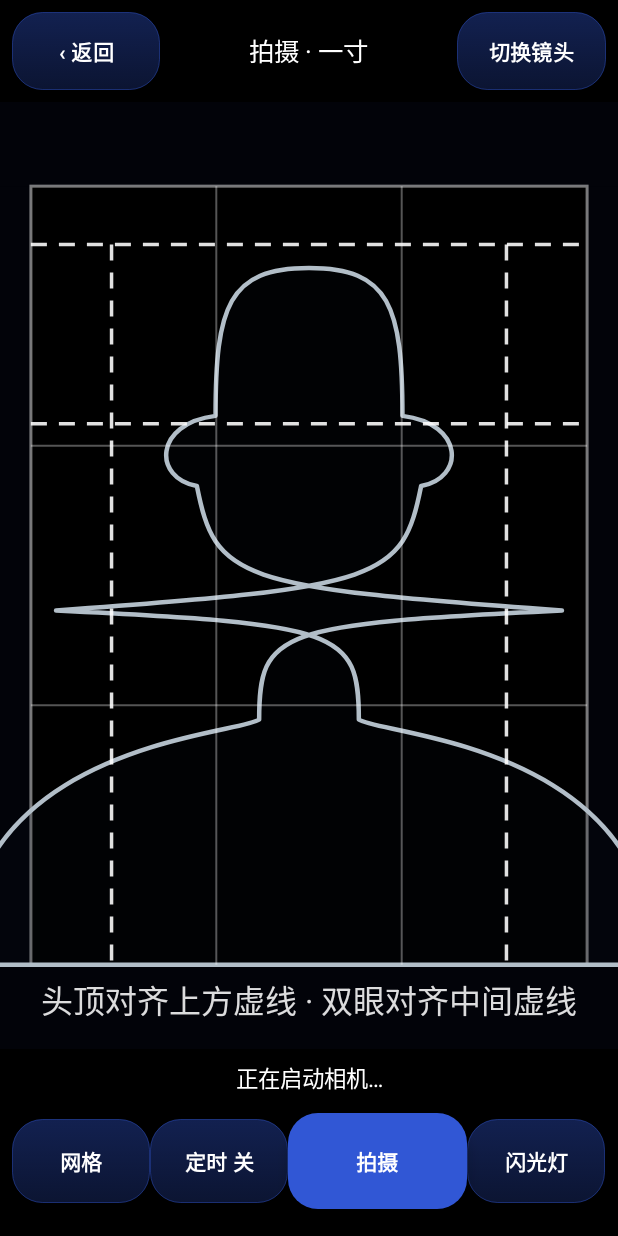
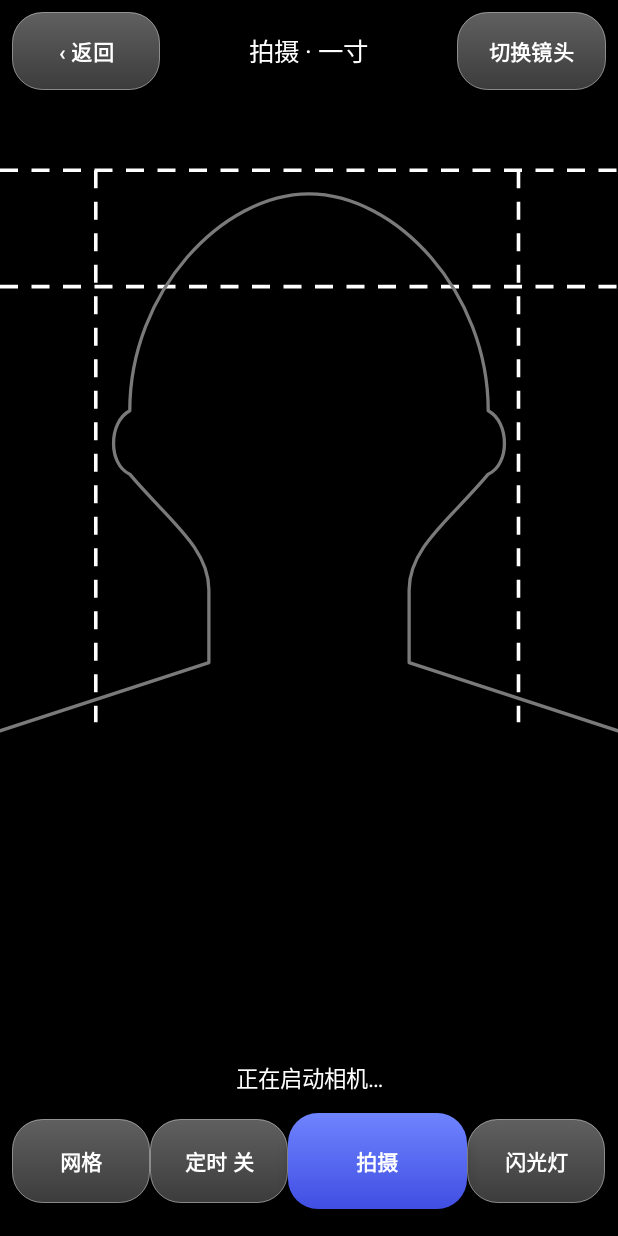
Before and after one commit to donghuaigu123/QuickIDPhoto, an Android app: the screen it shows after launch (CameraActivity), after a tap on "开始拍摄", on a phone screen of 412 x 824 dp. Run offline under Robolectric (Android 15) with nearby library versions, the phone set to English and light mode, and no system bars; libraries missing offline, so code that uses them is left out: androidx.camera.core, androidx.camera.lifecycle, androidx.camera.view, com.google.mlkit.vision; 4 statements that could not run were skipped.

Commit message:
v1.4.0: unify all buttons, replicate reference silhouette, fix clothing and matte edges

```diff
--- a/app/build.gradle
+++ b/app/build.gradle
@@ -11,8 +11,8 @@ android {
         applicationId 'cn.quickidphoto.app'
         minSdk 26
         targetSdk 35
-        versionCode 6
-        versionName '1.3.0'
+        versionCode 7
+        versionName '1.4.0'
         testInstrumentationRunner 'androidx.test.runner.AndroidJUnitRunner'
         vectorDrawables.useSupportLibrary = true
         ndk { abiFilters 'arm64-v8a', 'armeabi-v7a', 'x86_64', 'x86' }
--- a/app/src/main/java/cn/quickidphoto/app/CameraActivity.kt
+++ b/app/src/main/java/cn/quickidphoto/app/CameraActivity.kt
@@ -91,7 +91,7 @@ class CameraActivity : AppCompatActivity() {
             addView(glassAction("网格") { this@CameraActivity.overlay.toggleGrid() }, LinearLayout.LayoutParams(0, dp(56), 1f))
             addView(glassAction("定时 关") { view ->
                 countdownSeconds = if (countdownSeconds == 0) 3 else 0
-                (view as? com.google.android.material.button.MaterialButton)?.text =
+                (view as? ThreeDButton)?.text =
                     if (countdownSeconds == 0) "定时 关" else "定时 ${countdownSeconds}s"
             }, LinearLayout.LayoutParams(0, dp(56), 1f))
             addView(primaryAction("拍摄") { takePhoto() }, LinearLayout.LayoutParams(0, dp(64), 1.3f))
--- a/app/src/main/java/cn/quickidphoto/app/IdPhotoOverlayView.kt
+++ b/app/src/main/java/cn/quickidphoto/app/IdPhotoOverlayView.kt
@@ -6,21 +6,28 @@ import android.graphics.Color
 import android.graphics.DashPathEffect
 import android.graphics.Paint
 import android.graphics.Path
-import android.graphics.RectF
 import android.util.AttributeSet
 import android.view.View
 
 /**
- * 拍摄引导层：按标准证件照构图绘制灰色线框人形轮廓（头/耳/颈/肩），
- * 并以白色虚线标出头顶参考线、眼线与两侧竖线，样式对照用户提供的参考图。
+ * 拍摄引导层：按参考截图 100% 复刻。
+ * - 黑色区域由相机预览提供，本层不绘制任何填充或取景框
+ * - 灰色细线人形轮廓：头顶 → 太阳穴 → 耳廓 → 下颌 → 颈部 → 双肩
+ * - 白色虚线：顶部横线、眼线横线、两侧竖线
+ * 所有坐标均为参考图（665×1182）实测比例。
  */
 class IdPhotoOverlayView @JvmOverloads constructor(
     context: Context, attrs: AttributeSet? = null
 ) : View(context, attrs) {
+    /** 保留接口兼容；参考图样式不使用颜色状态或额外网格。 */
     var framingState: Int = 0
-        set(value) { field = value; invalidate() }
+        set(value) { field = value }
+
+    /** 保留旧调用接口；参考图轮廓按画面比例自适应，不再使用规格比例。 */
     var aspect: Float = 295f / 413f
-        set(value) { field = value; invalidate() }
+        set(value) { field = value }
+
+    /** 白色虚线参考线是否显示（相机页“网格”按钮）。 */
     var gridVisible: Boolean = true
         set(value) { field = value; invalidate() }
 
@@ -29,129 +36,58 @@ class IdPhotoOverlayView @JvmOverloads constructor(
         invalidate()
     }
 
-    private val paint = Paint(Paint.ANTI_ALIAS_FLAG)
+    private val outlinePaint = Paint(Paint.ANTI_ALIAS_FLAG).apply {
+        style = Paint.Style.STROKE
+        color = Color.rgb(122, 122, 122)
+        strokeWidth = 2.2f * context.resources.displayMetrics.density
+        strokeJoin = Paint.Join.ROUND
+        strokeCap = Paint.Cap.ROUND
+    }
+    private val dashPaint = Paint(Paint.ANTI_ALIAS_FLAG).apply {
+        style = Paint.Style.STROKE
+        color = Color.WHITE
+        strokeWidth = 2.4f * context.resources.displayMetrics.density
+    }
     private val path = Path()
 
     override fun onDraw(canvas: Canvas) {
         super.onDraw(canvas)
-        val frameHeight = height * 0.84f
-        val frameWidth = minOf(width * 0.90f, frameHeight * aspect)
-        val actualHeight = frameWidth / aspect
-        val left = (width - frameWidth) / 2f
-        val top = (height - actualHeight) / 2f
-        val rect = RectF(left, top, left + frameWidth, top + actualHeight)
+        val w = width.toFloat()
+        val h = height.toFloat()
+        if (w <= 0f || h <= 0f) return
 
-        // 取景框外压暗，突出线框引导。
-        paint.style = Paint.Style.FILL
-        paint.color = Color.argb(110, 5, 8, 22)
-        canvas.drawRect(0f, 0f, width.toFloat(), rect.top, paint)
-        canvas.drawRect(0f, rect.bottom, width.toFloat(), height.toFloat(), paint)
-        canvas.drawRect(0f, rect.top, rect.left, rect.bottom, paint)
-        canvas.drawRect(rect.right, rect.top, width.toFloat(), rect.bottom, paint)
+        // ---- 白色虚线参考线（参考图：顶部横线 y=7.2%、眼线 y=19.5%，竖线 x=15.5%/83.9%，止于 65.5%） ----
+        if (gridVisible) {
+            val dash = DashPathEffect(
+                floatArrayOf(12f * context.resources.displayMetrics.density,
+                    9f * context.resources.displayMetrics.density), 0f
+            )
+            dashPaint.pathEffect = dash
+            val topLine = h * 0.072f
+            val eyeLine = h * 0.195f
+            val leftLine = w * 0.155f
+            val rightLine = w * 0.839f
+            val bottom = h * 0.655f
+            canvas.drawLine(0f, topLine, w, topLine, dashPaint)
+            canvas.drawLine(0f, eyeLine, w, eyeLine, dashPaint)
+            canvas.drawLine(leftLine, topLine, leftLine, bottom, dashPaint)
+            canvas.drawLine(rightLine, topLine, rightLine, bottom, dashPaint)
+            dashPaint.pathEffect = null
+        }
 
-        // 取景框细边框
-        paint.style = Paint.Style.STROKE
-        paint.strokeWidth = 3f
-        paint.color = Color.argb(120, 255, 255, 255)
-        paint.pathEffect = null
-        canvas.drawRect(rect, paint)
-
-        // ---- 人形轮廓（参考图样式：灰色线框，含耳廓、颈部与双肩） ----
-        val cx = width / 2f
-        val headH = actualHeight * 0.50f
-        val headW = frameWidth * 0.56f
-        val headTop = top + actualHeight * 0.105f
-        val chinY = headTop + headH * 0.88f
-        val shoulderY = headTop + headH * 1.12f
-
-        // 头部右侧（ temple → 耳廓 → 下颌 → 下巴 ），左侧对称镜像
-        val templeX = cx + headW * 0.30f      // 太阳穴
-        val earOutX = cx + headW * 0.50f      // 耳廓外缘
-        val earTopY = headTop + headH * 0.38f
-        val earBottomY = headTop + headH * 0.56f
-        val jawX = cx + headW * 0.24f         // 下颌角
-        val jawY = headTop + headH * 0.74f
-        val chinHalf = headW * 0.15f
-        val neckHalf = headW * 0.16f
-        val neckY = shoulderY + actualHeight * 0.02f
-        val shoulderEndX = cx + frameWidth * 0.62f
-
+        // ---- 人形轮廓：完全按参考图像素比例绘制，不填充、不加任何装饰 ----
         path.reset()
-        path.moveTo(cx, headTop)
-        // 右侧头顶到太阳穴
-        path.cubicTo(cx + headW * 0.26f, headTop, templeX, headTop + headH * 0.10f, templeX, earTopY)
-        // 耳廓外凸
-        path.cubicTo(earOutX, earTopY + headH * 0.02f, earOutX, earBottomY - headH * 0.02f,
-            cx + headW * 0.36f, earBottomY)
-        // 下颌内收
-        path.cubicTo(jawX + headW * 0.06f, jawY + headH * 0.06f, jawX, jawY + headH * 0.08f,
-            chinHalf + headW * 0.03f, chinY)
-        path.cubicTo(cx + headW * 0.10f, chinY + headH * 0.035f, cx + neckHalf, chinY + headH * 0.05f,
-            cx + neckHalf, neckY)
-        // 右肩外扩至画幅底部
-        path.cubicTo(cx + neckHalf * 1.4f, neckY + actualHeight * 0.02f,
-            shoulderEndX, shoulderY + actualHeight * 0.05f, shoulderEndX, rect.bottom)
-        path.lineTo(2 * cx - shoulderEndX, rect.bottom)
-        // 左肩
-        path.cubicTo(2 * cx - shoulderEndX, shoulderY + actualHeight * 0.05f,
-            cx - neckHalf * 1.4f, neckY + actualHeight * 0.02f, cx - neckHalf, neckY)
-        // 左侧颈部与下颌
-        path.cubicTo(cx - neckHalf, chinY + headH * 0.05f, cx - headW * 0.10f, chinY + headH * 0.035f,
-            -(chinHalf + headW * 0.03f) + 2 * cx, chinY)
-        path.cubicTo(-(jawX) + 2 * cx, jawY + headH * 0.08f, -(jawX + headW * 0.06f) + 2 * cx,
-            jawY + headH * 0.06f, -(cx + headW * 0.36f) + 2 * cx, earBottomY)
-        // 左耳廓
-        path.cubicTo(-earOutX + 2 * cx, earBottomY - headH * 0.02f, -earOutX + 2 * cx,
-            earTopY + headH * 0.02f, -templeX + 2 * cx, earTopY)
-        // 左侧头顶回顶
-        path.cubicTo(-templeX + 2 * cx, headTop + headH * 0.10f, cx - headW * 0.26f, headTop, cx, headTop)
-        path.close()
-
-        // 轮廓填充 + 灰色描边（参考图为半透明深填充 + 浅灰线框）
-        paint.style = Paint.Style.FILL
-        paint.color = Color.argb(36, 10, 14, 30)
-        canvas.drawPath(path, paint)
-        paint.style = Paint.Style.STROKE
-        paint.strokeWidth = 4.5f
-        paint.strokeJoin = Paint.Join.ROUND
-        paint.color = when (framingState) {
-            1 -> Color.rgb(140, 235, 200)
-            2 -> Color.rgb(235, 200, 130)
-            else -> Color.rgb(178, 190, 200)
-        }
-        canvas.drawPath(path, paint)
-        paint.strokeJoin = Paint.Join.MITER
-
-        // ---- 白色虚线参考线（参考图：头顶线 + 眼线 + 两侧竖线） ----
-        val dash = DashPathEffect(floatArrayOf(16f, 12f), 0f)
-        paint.color = Color.argb(225, 255, 255, 255)
-        paint.strokeWidth = 3.5f
-        paint.pathEffect = dash
-
-        val topGuideY = headTop - actualHeight * 0.030f
-        val eyeGuideY = earTopY + headH * 0.02f
-        canvas.drawLine(rect.left, topGuideY, rect.right, topGuideY, paint)
-        canvas.drawLine(rect.left, eyeGuideY, rect.right, eyeGuideY, paint)
-        val verticalX = frameWidth * 0.355f
-        canvas.drawLine(cx - verticalX, topGuideY, cx - verticalX, rect.bottom, paint)
-        canvas.drawLine(cx + verticalX, topGuideY, cx + verticalX, rect.bottom, paint)
-
-        // 三分构图辅助（可选）
-        if (gridVisible) {
-            paint.color = Color.argb(85, 255, 255, 255)
-            paint.strokeWidth = 2f
-            paint.pathEffect = null
-            for (i in 1 until 3) {
-                canvas.drawLine(left + frameWidth * i / 3f, top, left + frameWidth * i / 3f, top + actualHeight, paint)
-                canvas.drawLine(left, top + actualHeight * i / 3f, left + frameWidth, top + actualHeight * i / 3f, paint)
-            }
-        }
-        paint.pathEffect = null
-
-        paint.style = Paint.Style.FILL
-        paint.textSize = 32f
-        paint.color = Color.argb(220, 255, 255, 255)
-        paint.textAlign = Paint.Align.CENTER
-        canvas.drawText("头顶对齐上方虚线 · 双眼对齐中间虚线", width / 2f, rect.bottom + 48f, paint)
+        path.moveTo(0f, h * 0.664f)
+        path.lineTo(w * 0.338f, h * 0.592f)  // 左肩内侧
+        path.lineTo(w * 0.338f, h * 0.515f)  // 左颈
+        path.cubicTo(w * 0.338f, h * 0.470f, w * 0.27f, h * 0.440f, w * 0.21f, h * 0.393f)
+        path.cubicTo(w * 0.175f, h * 0.383f, w * 0.175f, h * 0.338f, w * 0.21f, h * 0.326f) // 左耳
+        path.cubicTo(w * 0.21f, h * 0.20f, w * 0.36f, h * 0.097f, w * 0.50f, h * 0.097f) // 头顶
+        path.cubicTo(w * 0.64f, h * 0.097f, w * 0.79f, h * 0.20f, w * 0.79f, h * 0.326f)
+        path.cubicTo(w * 0.825f, h * 0.338f, w * 0.825f, h * 0.383f, w * 0.79f, h * 0.393f) // 右耳
+        path.cubicTo(w * 0.73f, h * 0.440f, w * 0.662f, h * 0.470f, w * 0.662f, h * 0.515f)
+        path.lineTo(w * 0.662f, h * 0.592f)  // 右颈
+        path.lineTo(w, h * 0.664f)            // 右肩延伸至画面边缘
+        canvas.drawPath(path, outlinePaint)
     }
 }
--- a/app/src/main/java/cn/quickidphoto/app/Ui.kt
+++ b/app/src/main/java/cn/quickidphoto/app/Ui.kt
@@ -2,6 +2,8 @@ package cn.quickidphoto.app
 
 import android.content.Context
 import android.content.res.ColorStateList
+import android.util.AttributeSet
+import android.view.ContextThemeWrapper
 import android.graphics.Color
 import android.graphics.Typeface
 import android.graphics.drawable.GradientDrawable
@@ -9,11 +11,12 @@ import android.graphics.drawable.StateListDrawable
 import android.view.Gravity
 import android.view.MotionEvent
 import android.view.View
+import android.widget.Button
 import android.widget.LinearLayout
 import android.widget.SeekBar
 import android.widget.Switch
 import android.widget.TextView
-import com.google.android.material.button.MaterialButton
+import androidx.appcompat.app.AlertDialog
 
 val Ink = Color.rgb(15, 23, 42)
 val Muted = Color.rgb(100, 116, 139)
@@ -22,7 +25,6 @@ val Primary = Color.rgb(79, 102, 255)
 val PrimaryDeep = Color.rgb(124, 92, 255)
 val Accent = Color.rgb(20, 184, 166)
 
-// 高对比度文字色：确保与按钮底色对比度明显
 private val OnPrimaryText = Color.WHITE
 private val OnLightText = Color.rgb(30, 41, 82)
 private val OnLightMuted = Color.rgb(71, 85, 105)
@@ -44,123 +46,107 @@ fun Context.title(text: String): TextView = label(text, 30f, Ink).apply {
     setPadding(0, dp(8), 0, dp(8))
 }
 
-/** 立体按钮背景：顶部高光 + 底部深色营造 3D 厚度，按下后整体变暗。 */
-private fun Context.threeDBackground(
-    topColor: Int, bottomColor: Int,
-    pressedTop: Int, pressedBottom: Int,
-    radius: Int, strokeColor: Int? = null
-): StateListDrawable {
-    fun layer(top: Int, bottom: Int) = GradientDrawable(
-        GradientDrawable.Orientation.TOP_BOTTOM, intArrayOf(top, bottom)
-    ).apply {
-        cornerRadius = radius.toFloat()
-        strokeColor?.let { setStroke(dp(1), it) }
-    }
-    return StateListDrawable().apply {
-        addState(intArrayOf(android.R.attr.state_pressed), layer(pressedTop, pressedBottom))
-        addState(intArrayOf(-android.R.attr.state_enabled), layer(pressedTop, pressedBottom))
-        addState(intArrayOf(), layer(topColor, bottomColor))
-    }
-}
+/**
+ * 全应用唯一按钮实现：平台 Button + 自定义 StateListDrawable。
+ * 不使用 MaterialButton，避免其 backgroundTint / ripple 覆盖立体背景。
+ */
+class ThreeDButton @JvmOverloads constructor(
+    context: Context, attrs: AttributeSet? = null
+) : Button(context, attrs, android.R.attr.buttonStyle) {
+    private var restingElevation = 0f
 
-/** 按下时按钮下沉并降低阴影，松开后回弹，增强立体按压感。 */
-private fun View.attachPressDepth(enabledElevation: Float) {
+    init {
+        isAllCaps = false
+        textSize = 14f
+        typeface = Typeface.create(Typeface.DEFAULT, Typeface.BOLD)
+        letterSpacing = 0.01f
+        minWidth = 0
+        minHeight = 0
+        setPadding(context.dp(12), 0, context.dp(12), 0)
+        stateListAnimator = null
         setOnTouchListener { view, event ->
             when (event.actionMasked) {
-            MotionEvent.ACTION_DOWN ->
-                if (event.actionMasked == MotionEvent.ACTION_DOWN) {
+                MotionEvent.ACTION_DOWN -> {
                     view.translationY = context.dp(2).toFloat()
                     view.elevation = context.dp(1).toFloat()
                 }
                 MotionEvent.ACTION_UP, MotionEvent.ACTION_CANCEL -> {
                     view.translationY = 0f
-                view.elevation = enabledElevation
+                    view.elevation = restingElevation
                 }
             }
             false
         }
     }
 
-private fun Context.baseButton(text: String, onClick: (View) -> Unit): MaterialButton =
-    MaterialButton(this).apply {
+    fun style(
+        top: Int, bottom: Int, pressedTop: Int, pressedBottom: Int,
+        radiusDp: Int, textColor: Int, strokeColor: Int? = null, elevationDp: Int
+    ) {
+        val radius = context.dp(radiusDp).toFloat()
+        fun layer(t: Int, b: Int) = GradientDrawable(
+            GradientDrawable.Orientation.TOP_BOTTOM, intArrayOf(t, b)
+        ).apply {
+            cornerRadius = radius
+            strokeColor?.let { setStroke(context.dp(1), it) }
+        }
+        background = StateListDrawable().apply {
+            addState(intArrayOf(android.R.attr.state_pressed), layer(pressedTop, pressedBottom))
+            addState(intArrayOf(-android.R.attr.state_enabled), layer(pressedTop, pressedBottom))
+            addState(intArrayOf(), layer(top, bottom))
+        }
+        setTextColor(textColor)
+        restingElevation = context.dp(elevationDp).toFloat()
+        elevation = restingElevation
+    }
+}
+
+private fun Context.baseButton(text: String, onClick: (View) -> Unit): ThreeDButton =
+    ThreeDButton(this).apply {
         this.text = text
-        textSize = 14f
-        letterSpacing = 0.01f
-        typeface = Typeface.create(Typeface.DEFAULT, Typeface.BOLD)
-        isAllCaps = false
-        minWidth = 0
-        minHeight = 0
-        insetTop = 0
-        insetBottom = 0
-        setPadding(dp(12), 0, dp(12), 0)
         setOnClickListener(onClick)
     }
 
-fun Context.action(text: String, onClick: (View) -> Unit = {}): MaterialButton =
+fun Context.action(text: String, onClick: (View) -> Unit = {}): ThreeDButton =
     baseButton(text, onClick).apply {
-        background = threeDBackground(
-            Color.WHITE, Color.rgb(226, 232, 245),
+        style(Color.WHITE, Color.rgb(226, 232, 245),
             Color.rgb(226, 232, 245), Color.rgb(203, 213, 235),
-            dp(18), Color.rgb(203, 213, 235)
-        )
-        setTextColor(OnLightText)
-        stateListAnimator = null
-        elevation = dp(4).toFloat()
-        attachPressDepth(dp(4).toFloat())
+            18, OnLightText, Color.rgb(203, 213, 235), 4)
     }
 
-fun Context.primaryAction(text: String, onClick: (View) -> Unit = {}): MaterialButton =
+fun Context.primaryAction(text: String, onClick: (View) -> Unit = {}): ThreeDButton =
     baseButton(text, onClick).apply {
-        background = threeDBackground(
-            Color.rgb(111, 132, 255), Color.rgb(64, 78, 226),
+        style(Color.rgb(111, 132, 255), Color.rgb(64, 78, 226),
             Color.rgb(64, 78, 226), Color.rgb(43, 55, 178),
-            dp(20)
-        )
-        setTextColor(OnPrimaryText)
-        stateListAnimator = null
-        elevation = dp(6).toFloat()
-        attachPressDepth(dp(6).toFloat())
+            20, OnPrimaryText, null, 6)
     }
 
-fun Context.glassAction(text: String, onClick: (View) -> Unit = {}): MaterialButton =
+fun Context.glassAction(text: String, onClick: (View) -> Unit = {}): ThreeDButton =
     baseButton(text, onClick).apply {
-        background = threeDBackground(
-            Color.argb(96, 255, 255, 255), Color.argb(60, 255, 255, 255),
+        style(Color.argb(96, 255, 255, 255), Color.argb(60, 255, 255, 255),
             Color.argb(60, 255, 255, 255), Color.argb(40, 255, 255, 255),
-            dp(20), Color.argb(120, 255, 255, 255)
-        )
-        setTextColor(Color.WHITE)
-        stateListAnimator = null
-        elevation = dp(3).toFloat()
-        attachPressDepth(dp(3).toFloat())
+            20, Color.WHITE, Color.argb(120, 255, 255, 255), 3)
     }
 
-/** 统一设置 Chip 的选中/未选中立体样式，供编辑器页签等需要动态切换的地方调用。 */
-fun MaterialButton.applySelectedStyle(selected: Boolean) {
-    val radius = context.dp(22)
+/** 选中/未选中 Chip，与页面按钮共享同一套立体样式。 */
+fun ThreeDButton.applySelectedStyle(selected: Boolean) {
     if (selected) {
-        background = context.threeDBackground(
-            Color.rgb(111, 132, 255), Color.rgb(64, 78, 226),
-            Color.rgb(64, 78, 226), Color.rgb(43, 55, 178), radius
-        )
-        setTextColor(Color.WHITE)
-        stateListAnimator = null
-        elevation = context.dp(5).toFloat()
+        style(Color.rgb(111, 132, 255), Color.rgb(64, 78, 226),
+            Color.rgb(64, 78, 226), Color.rgb(43, 55, 178),
+            22, Color.WHITE, null, 5)
     } else {
-        background = context.threeDBackground(
-            Color.WHITE, Color.rgb(235, 239, 249),
-            Color.rgb(226, 232, 245), Color.rgb(210, 218, 238), radius,
-            Color.rgb(215, 222, 240)
-        )
-        setTextColor(OnLightMuted)
-        stateListAnimator = null
-        elevation = context.dp(2).toFloat()
+        style(Color.WHITE, Color.rgb(235, 239, 249),
+            Color.rgb(226, 232, 245), Color.rgb(210, 218, 238),
+            22, OnLightMuted, Color.rgb(215, 222, 240), 2)
     }
 }
 
-/** Selected/unselected pill chip used for presets and option groups. */
-fun Context.chip(text: String, selected: Boolean, onClick: (View) -> Unit = {}): MaterialButton =
+fun Context.chip(text: String, selected: Boolean, onClick: (View) -> Unit = {}): ThreeDButton =
     baseButton(text, onClick).apply { applySelectedStyle(selected) }
+
+/** 弹窗按钮也使用同一套立体样式，避免系统默认扁平按钮显得不统一。 */
+fun Context.threeDDialog(): AlertDialog.Builder =
+    AlertDialog.Builder(ContextThemeWrapper(this, R.style.QuickIDDialog))
 
 fun Context.sectionTitle(text: String): TextView = label(text, 13f, Muted).apply {
     typeface = Typeface.create(typeface, Typeface.BOLD)
--- /dev/null
+++ b/app/src/main/res/drawable/dialog_neutral.xml
@@ -0,0 +1,17 @@
+<?xml version="1.0" encoding="utf-8"?>
+<selector xmlns:android="http://schemas.android.com/apk/res/android">
+    <item android:state_pressed="true">
+        <shape android:shape="rectangle">
+            <gradient android:angle="270" android:startColor="#E2E8F5" android:endColor="#CBD5EB" />
+            <stroke android:width="1dp" android:color="#CBD5EB" />
+            <corners android:radius="18dp" />
+        </shape>
+    </item>
+    <item>
+        <shape android:shape="rectangle">
+            <gradient android:angle="270" android:startColor="#FFFFFF" android:endColor="#E2E8F5" />
+            <stroke android:width="1dp" android:color="#CBD5EB" />
+            <corners android:radius="18dp" />
+        </shape>
+    </item>
+</selector>
--- /dev/null
+++ b/app/src/main/res/drawable/dialog_primary.xml
@@ -0,0 +1,15 @@
+<?xml version="1.0" encoding="utf-8"?>
+<selector xmlns:android="http://schemas.android.com/apk/res/android">
+    <item android:state_pressed="true">
+        <shape android:shape="rectangle">
+            <gradient android:angle="270" android:startColor="#404ED2" android:endColor="#2B37B2" />
+            <corners android:radius="18dp" />
+        </shape>
+    </item>
+    <item>
+        <shape android:shape="rectangle">
+            <gradient android:angle="270" android:startColor="#6F84FF" android:endColor="#404ED2" />
+            <corners android:radius="18dp" />
+        </shape>
+    </item>
+</selector>
--- /dev/null
+++ b/app/src/main/res/values/styles.xml
@@ -0,0 +1,32 @@
+<?xml version="1.0" encoding="utf-8"?>
+<resources>
+    <style name="QuickIDDialog" parent="Theme.MaterialComponents.Light.Dialog.Alert">
+        <item name="buttonBarPositiveButtonStyle">@style/QuickIDDialogPrimary</item>
+        <item name="buttonBarNegativeButtonStyle">@style/QuickIDDialogNeutral</item>
+        <item name="buttonBarNeutralButtonStyle">@style/QuickIDDialogNeutral</item>
+    </style>
+
+    <style name="QuickIDDialogPrimary" parent="Widget.MaterialComponents.Button">
+        <item name="backgroundTint">@null</item>
+        <item name="android:background">@drawable/dialog_primary</item>
+        <item name="android:textColor">#FFFFFF</item>
+        <item name="android:textStyle">bold</item>
+        <item name="android:textSize">14sp</item>
+        <item name="android:minHeight">44dp</item>
+        <item name="android:stateListAnimator">@null</item>
+        <item name="android:paddingLeft">16dp</item>
+        <item name="android:paddingRight">16dp</item>
+    </style>
+
+    <style name="QuickIDDialogNeutral" parent="Widget.MaterialComponents.Button">
+        <item name="backgroundTint">@null</item>
+        <item name="android:background">@drawable/dialog_neutral</item>
+        <item name="android:textColor">#1E2952</item>
+        <item name="android:textStyle">bold</item>
+        <item name="android:textSize">14sp</item>
+        <item name="android:minHeight">44dp</item>
+        <item name="android:stateListAnimator">@null</item>
+        <item name="android:paddingLeft">16dp</item>
+        <item name="android:paddingRight">16dp</item>
+    </style>
+</resources>
```
Also changed, not shown: app/src/main/java/cn/quickidphoto/app/ClothingEngine.kt (+21 -11 lines), app/src/main/java/cn/quickidphoto/app/IdPhotoProcessor.kt (+129 -43 lines), app/src/main/java/cn/quickidphoto/app/MainActivity.kt (+7 -8 lines), app/src/main/java/cn/quickidphoto/app/ModnetMatting.kt (+50 -9 lines), 1 other file. Lines whose indentation alone changed are shown as unchanged.
